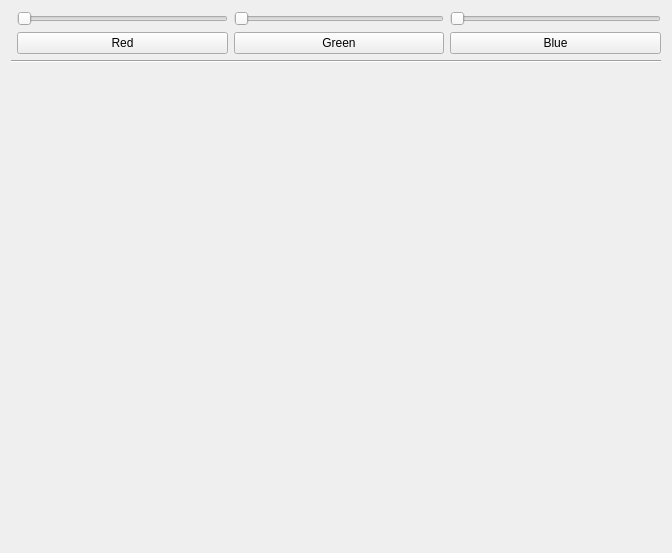
Before: the Qt Designer form constellation/mainwindow.ui in reivax-boucoi/QT, drawn with Qt 5.
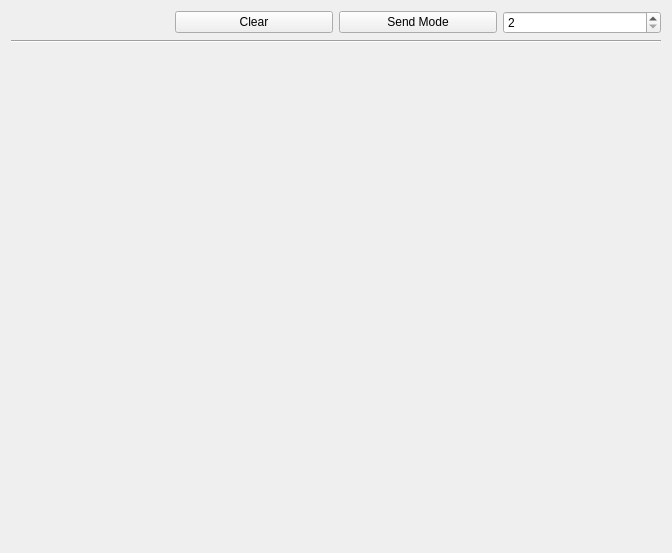
After: the same form once the commit is applied.

The edit to the form file:
```diff
--- a/constellation/mainwindow.ui
+++ b/constellation/mainwindow.ui
@@ -15,82 +15,37 @@
   </property>
   <widget class="QWidget" name="centralWidget">
    <layout class="QGridLayout" name="gridLayout">
+    <item row="4" column="0" colspan="4">
+     <widget class="QWidget" name="graphWidget" native="true"/>
+    </item>
     <item row="0" column="1">
-     <widget class="QSlider" name="redSlider">
-      <property name="maximum">
-       <number>255</number>
+     <widget class="QPushButton" name="clearButton">
+      <property name="text">
+       <string>Clear</string>
       </property>
-      <property name="singleStep">
-       <number>128</number>
-      </property>
-      <property name="pageStep">
-       <number>128</number>
-      </property>
+     </widget>
+    </item>
+    <item row="3" column="0" colspan="4">
+     <widget class="Line" name="line">
       <property name="orientation">
        <enum>Qt::Horizontal</enum>
       </property>
      </widget>
     </item>
-    <item row="1" column="1">
-     <widget class="QPushButton" name="redButtoon">
-      <property name="text">
-       <string>Red</string>
-      </property>
-     </widget>
-    </item>
-    <item row="1" column="2">
-     <widget class="QPushButton" name="greenButtoon">
-      <property name="text">
-       <string>Green</string>
-      </property>
-     </widget>
-    </item>
-    <item row="1" column="3">
-     <widget class="QPushButton" name="blueButtoon">
-      <property name="text">
-       <string>Blue</string>
-      </property>
-     </widget>
-    </item>
     <item row="0" column="2">
-     <widget class="QSlider" name="greenSlider">
-      <property name="maximum">
-       <number>255</number>
-      </property>
-      <property name="singleStep">
-       <number>128</number>
-      </property>
-      <property name="pageStep">
-       <number>128</number>
-      </property>
-      <property name="orientation">
-       <enum>Qt::Horizontal</enum>
+     <widget class="QPushButton" name="mode">
+      <property name="text">
+       <string>Send Mode</string>
       </property>
      </widget>
     </item>
     <item row="0" column="3">
-     <widget class="QSlider" name="blueSlider">
+     <widget class="QSpinBox" name="spinBox">
+      <property name="minimum">
+       <number>2</number>
+      </property>
       <property name="maximum">
-       <number>255</number>
-      </property>
-      <property name="singleStep">
-       <number>128</number>
-      </property>
-      <property name="pageStep">
-       <number>128</number>
-      </property>
-      <property name="orientation">
-       <enum>Qt::Horizontal</enum>
-      </property>
-     </widget>
-    </item>
-    <item row="5" column="0" colspan="4">
-     <widget class="QWidget" name="graphWidget" native="true"/>
-    </item>
-    <item row="4" column="0" colspan="4">
-     <widget class="Line" name="line">
-      <property name="orientation">
-       <enum>Qt::Horizontal</enum>
+       <number>4</number>
       </property>
      </widget>
     </item>
```
